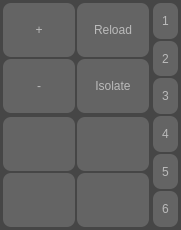
The window that inspectorselector.ui (virustyle/InspectorSelector) describes before a commit, drawn with Qt 5.
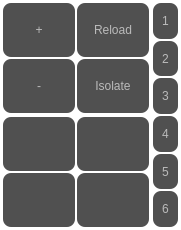
The same window after the commit. The open tabs and pages were chosen to show the change.

Diff of the .ui file:
```diff
--- a/inspectorselector.ui
+++ b/inspectorselector.ui
@@ -15,36 +15,14 @@
   </property>
   <property name="styleSheet">
    <string notr="true">
-QTabWidget{	
-	background-color: rgb(90, 90, 90);
-	font: 8pt &quot;Tahoma&quot;;
-}
-
-QTabWidget:pane{	
-	background-color: rgb(90, 90, 90);
-	font: 8pt &quot;Tahoma&quot;;
-}
-
-QTabBar:tab{	
-	color: rgb(180, 180, 180);
-	background-color: rgb(40, 40, 40);
-	font: 8pt &quot;Tahoma&quot;;
-}
-
- QTabBar::tab:selected {
-	color: rgb(229, 229, 229);
-	background-color: rgb(101, 150, 49);
- }
-
-
 QWidget{
-background-color: rgb(70, 70, 70);
+background-color: rgb(70, 70, 70, 0);
 color: rgb(188, 188, 188);
 font: 8pt &quot;Helvetica&quot;;
 }
 
 QPushButton{
-	background-color: rgb(100, 100, 100);
+	background-color: rgb(80, 80, 80);
 	border-style: solid;
 	border-width:0px;
 	border-color: rgb(60, 60, 60);
@@ -53,6 +31,7 @@
 	font: 8pt &quot;Tahoma&quot;;
 }
 
+
 QPushButton:checked{
 	background-color: rgb(157, 102, 71);
 }
@@ -64,8 +43,7 @@
 
 
  QFrame{
-	
-	background-color: rgb(70, 70, 70);
+	background-color: rgb(70, 70, 70, 0);
 	border-style: solid;
 	border-width:0.0px;
 	border-color: rgb(50, 50, 50);
@@ -105,7 +83,7 @@
 }
 
 QPushButton[state=&quot;clear&quot;]{
-	background-color: rgb(100, 100, 100);
+	background-color: rgb(80, 80, 80);
 }</string>
   </property>
   <widget class="QWidget" name="centralwidget">
@@ -296,6 +274,9 @@
             <property name="text">
              <string/>
             </property>
+            <property name="checkable">
+             <bool>true</bool>
+            </property>
             <property name="view" stdset="0">
              <string>pane4</string>
             </property>
@@ -312,6 +293,9 @@
             <property name="text">
              <string/>
             </property>
+            <property name="checkable">
+             <bool>true</bool>
+            </property>
             <property name="view" stdset="0">
              <string>pane3</string>
             </property>
@@ -332,6 +316,9 @@
             <property name="text">
              <string/>
             </property>
+            <property name="checkable">
+             <bool>true</bool>
+            </property>
             <property name="view" stdset="0">
              <string>pane1</string>
             </property>
@@ -348,6 +335,9 @@
             <property name="text">
              <string/>
             </property>
+            <property name="checkable">
+             <bool>true</bool>
+            </property>
             <property name="view" stdset="0">
              <string>pane2</string>
             </property>
```
Left out of the diff: 3 changed lines with no effect on the pictures.
